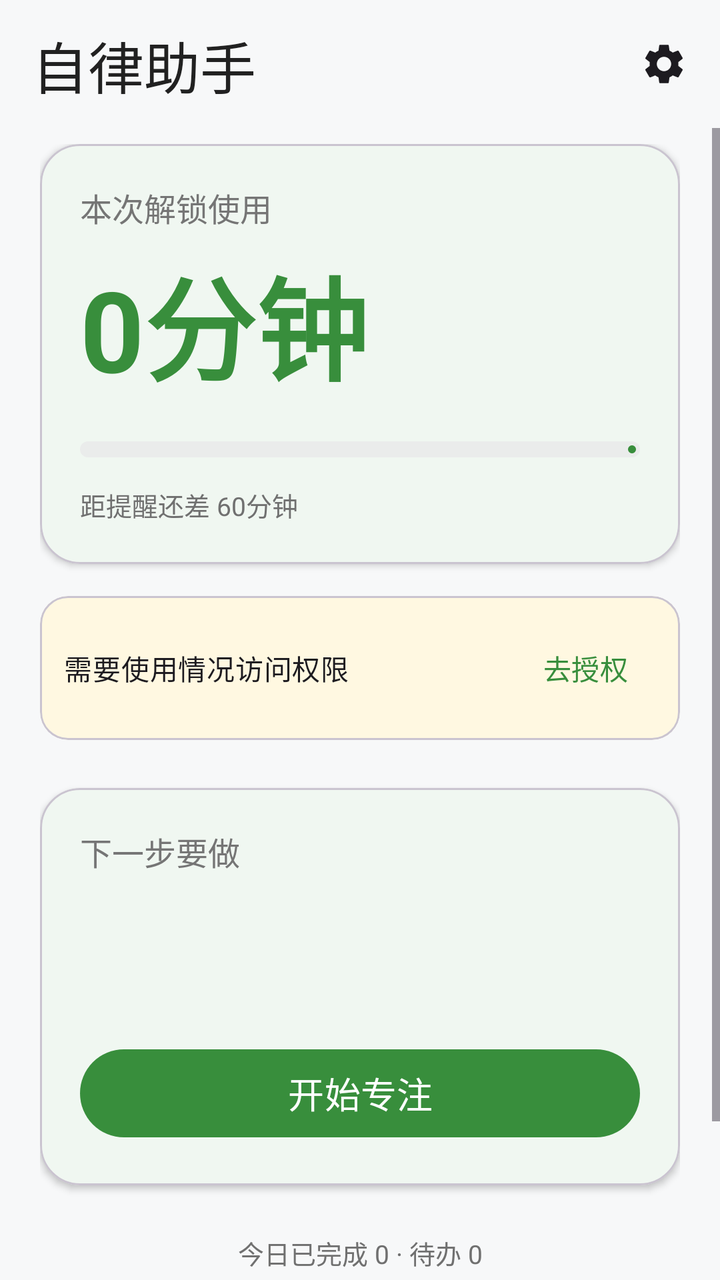
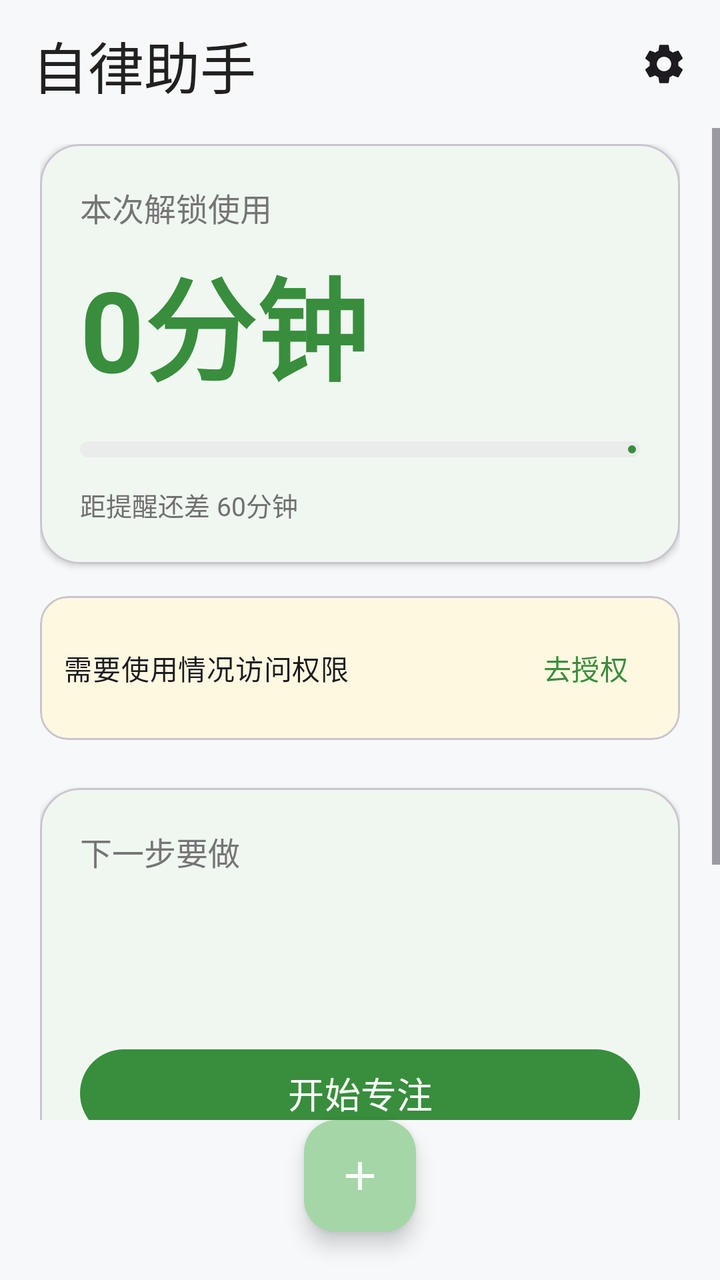

Screens rendered from an Android XML layout before and after an edit, with the pre-edit source and the edit as a unified diff.
<!-- AndroidManifest.xml: application theme Theme.SelfDiscipline -->
<!-- res/layout/activity_main.xml -->
<?xml version="1.0" encoding="utf-8"?>
<LinearLayout xmlns:android="http://schemas.android.com/apk/res/android"
    xmlns:app="http://schemas.android.com/apk/res-auto"
    android:layout_width="match_parent"
    android:layout_height="match_parent"
    android:background="@color/bg"
    android:orientation="vertical">

    <com.google.android.material.appbar.MaterialToolbar
        android:id="@+id/toolbar"
        android:layout_width="match_parent"
        android:layout_height="wrap_content"
        android:background="@color/bg"
        android:paddingTop="8dp"
        android:paddingBottom="8dp"
        app:title="自律助手"
        app:titleTextAppearance="@style/TextAppearance.App.Title">

        <ImageView
            android:id="@+id/btnSettings"
            android:layout_width="44dp"
            android:layout_height="44dp"
            android:layout_gravity="end"
            android:layout_marginEnd="6dp"
            android:background="?attr/selectableItemBackgroundBorderless"
            android:contentDescription="设置"
            android:padding="10dp"
            android:src="@drawable/ic_settings" />
    </com.google.android.material.appbar.MaterialToolbar>

    <ScrollView
        android:layout_width="match_parent"
        android:layout_height="match_parent"
        android:fillViewport="true">

        <LinearLayout
            android:layout_width="match_parent"
            android:layout_height="wrap_content"
            android:orientation="vertical"
            android:paddingStart="20dp"
            android:paddingEnd="20dp"
            android:paddingTop="8dp"
            android:paddingBottom="96dp">

            
            <com.google.android.material.card.MaterialCardView
                android:layout_width="match_parent"
                android:layout_height="wrap_content"
                app:cardBackgroundColor="@color/surface"
                app:cardCornerRadius="20dp"
                app:cardElevation="2dp">

                <LinearLayout
                    android:layout_width="match_parent"
                    android:layout_height="wrap_content"
                    android:orientation="vertical"
                    android:padding="20dp">

                    <TextView
                        android:layout_width="wrap_content"
                        android:layout_height="wrap_content"
                        android:text="本次解锁使用"
                        android:textColor="@color/text_label"
                        android:textSize="16sp" />

                    <TextView
                        android:id="@+id/tvUsage"
                        android:layout_width="wrap_content"
                        android:layout_height="wrap_content"
                        android:layout_marginTop="6dp"
                        android:text="0分钟"
                        android:textColor="@color/primary"
                        android:textSize="56sp"
                        android:textStyle="bold" />

                    <com.google.android.material.progressindicator.LinearProgressIndicator
                        android:id="@+id/progressUsage"
                        android:layout_width="match_parent"
                        android:layout_height="wrap_content"
                        android:layout_marginTop="18dp"
                        android:max="100"
                        app:indicatorColor="@color/primary"
                        app:trackColor="@color/surface_variant"
                        app:trackCornerRadius="4dp"
                        app:trackThickness="8dp" />

                    <TextView
                        android:id="@+id/tvUsageHint"
                        android:layout_width="wrap_content"
                        android:layout_height="wrap_content"
                        android:layout_marginTop="14dp"
                        android:text="距提醒还差 60分钟"
                        android:textColor="@color/text_secondary"
                        android:textSize="13sp" />
                </LinearLayout>
            </com.google.android.material.card.MaterialCardView>

            
            <com.google.android.material.card.MaterialCardView
                android:id="@+id/cardPermission"
                android:layout_width="match_parent"
                android:layout_height="wrap_content"
                android:layout_marginTop="16dp"
                app:cardBackgroundColor="#FFF8E1"
                app:cardCornerRadius="14dp"
                app:cardElevation="0dp">

                <LinearLayout
                    android:layout_width="match_parent"
                    android:layout_height="wrap_content"
                    android:gravity="center_vertical"
                    android:orientation="horizontal"
                    android:padding="12dp">

                    <TextView
                        android:layout_width="0dp"
                        android:layout_height="wrap_content"
                        android:layout_weight="1"
                        android:text="需要使用情况访问权限"
                        android:textAppearance="?attr/textAppearanceBodyMedium" />

                    <com.google.android.material.button.MaterialButton
                        android:id="@+id/btnGrantPermission"
                        android:layout_width="wrap_content"
                        android:layout_height="wrap_content"
                        android:minWidth="0dp"
                        android:paddingStart="14dp"
                        android:paddingEnd="14dp"
                        android:text="去授权"
                        style="@style/Widget.Material3.Button.TextButton" />
                </LinearLayout>
            </com.google.android.material.card.MaterialCardView>

            
            <com.google.android.material.card.MaterialCardView
                android:id="@+id/cardNextTask"
                android:layout_width="match_parent"
                android:layout_height="wrap_content"
                android:layout_marginTop="24dp"
                android:clickable="true"
                android:focusable="true"
                android:foreground="?attr/selectableItemBackground"
                app:cardBackgroundColor="@color/surface"
                app:cardCornerRadius="20dp"
                app:cardElevation="2dp">

                <LinearLayout
                    android:layout_width="match_parent"
                    android:layout_height="wrap_content"
                    android:orientation="vertical"
                    android:padding="20dp">

                    <TextView
                        android:layout_width="wrap_content"
                        android:layout_height="wrap_content"
                        android:text="下一步要做"
                        android:textColor="@color/text_label"
                        android:textSize="16sp" />

                    <TextView
                        android:id="@+id/tvNextTitle"
                        android:layout_width="wrap_content"
                        android:layout_height="wrap_content"
                        android:layout_marginTop="6dp"
                        android:textColor="@color/text_primary"
                        android:textSize="24sp"
                        android:textStyle="bold" />

                    <TextView
                        android:id="@+id/tvNextMeta"
                        android:layout_width="wrap_content"
                        android:layout_height="wrap_content"
                        android:layout_marginTop="6dp"
                        android:textColor="@color/text_secondary"
                        android:textSize="14sp" />

                    <com.google.android.material.button.MaterialButton
                        android:id="@+id/btnStartFocus"
                        android:layout_width="match_parent"
                        android:layout_height="52dp"
                        android:layout_marginTop="20dp"
                        android:text="开始专注"
                        android:textSize="18sp" />
                </LinearLayout>
            </com.google.android.material.card.MaterialCardView>

            
            <TextView
                android:id="@+id/tvTodayStats"
                android:layout_width="match_parent"
                android:layout_height="wrap_content"
                android:layout_marginTop="24dp"
                android:gravity="center"
                android:text="今日已完成 0 · 待办 0"
                android:textColor="@color/text_secondary"
                android:textSize="13sp" />

            
            <com.google.android.material.card.MaterialCardView
                android:id="@+id/cardNoTask"
                android:layout_width="match_parent"
                android:layout_height="wrap_content"
                android:layout_marginTop="24dp"
                android:visibility="gone"
                app:cardBackgroundColor="@color/surface"
                app:cardCornerRadius="20dp"
                app:cardElevation="2dp">

                <LinearLayout
                    android:layout_width="match_parent"
                    android:layout_height="wrap_content"
                    android:gravity="center"
                    android:orientation="vertical"
                    android:padding="24dp">

                    <TextView
                        android:layout_width="wrap_content"
                        android:layout_height="wrap_content"
                        android:text="暂无待办任务"
                        android:textAppearance="?attr/textAppearanceTitleMedium"
                        android:textColor="@color/text_secondary" />

                    <com.google.android.material.button.MaterialButton
                        android:id="@+id/btnGoAddTask"
                        android:layout_width="wrap_content"
                        android:layout_height="wrap_content"
                        android:layout_marginTop="8dp"
                        android:text="去添加任务"
                        style="@style/Widget.Material3.Button.TonalButton" />
                </LinearLayout>
            </com.google.android.material.card.MaterialCardView>
        </LinearLayout>
    </ScrollView>

    
    <com.google.android.material.floatingactionbutton.FloatingActionButton
        android:id="@+id/fabAddTodo"
        android:layout_width="wrap_content"
        android:layout_height="wrap_content"
        android:layout_gravity="bottom|center_horizontal"
        android:layout_marginBottom="24dp"
        android:contentDescription="快速添加待办"
        android:src="@drawable/ic_add"
        app:tint="@android:color/white" />
</LinearLayout>
<!-- resources referenced by this layout -->
<resources>
  <color name="bg">#F7F8F9</color>
  <color name="primary">#388E3C</color>
  <color name="surface">#FFFFFF</color>
  <color name="surface_variant">#EAECEB</color>
  <color name="text_label">#757575</color>
  <color name="text_primary">#212121</color>
  <color name="text_secondary">#707070</color>
  <!-- drawable ic_add (drawable) -->
  <?xml version="1.0" encoding="utf-8"?>
  <vector xmlns:android="http://schemas.android.com/apk/res/android"
      android:width="24dp"
      android:height="24dp"
      android:viewportWidth="24"
      android:viewportHeight="24">
      <path
          android:fillColor="#FFFFFFFF"
          android:pathData="M19,13H13V19H11V13H5V11H11V5H13V11H19V13Z" />
  </vector>
  <!-- drawable ic_settings (drawable) -->
  <?xml version="1.0" encoding="utf-8"?>
  <vector xmlns:android="http://schemas.android.com/apk/res/android"
      android:width="24dp"
      android:height="24dp"
      android:viewportWidth="24"
      android:viewportHeight="24"
      android:tint="?attr/colorOnSurface">
      <path
          android:fillColor="#FF000000"
          android:pathData="M19.14,12.94c0.04,-0.3 0.06,-0.61 0.06,-0.94c0,-0.32 -0.02,-0.64 -0.07,-0.94l2.03,-1.58c0.18,-0.14 0.23,-0.41 0.12,-0.61l-1.92,-3.32c-0.12,-0.22 -0.37,-0.29 -0.59,-0.22l-2.39,0.96c-0.5,-0.38 -1.03,-0.7 -1.62,-0.94L14.4,2.81c-0.04,-0.24 -0.24,-0.41 -0.48,-0.41h-3.84c-0.24,0 -0.43,0.17 -0.47,0.41L9.25,5.35C8.66,5.59 8.12,5.92 7.63,6.29L5.24,5.33c-0.22,-0.08 -0.47,0 -0.59,0.22L2.74,8.87C2.62,9.08 2.66,9.34 2.86,9.48l2.03,1.58C4.84,11.36 4.8,11.69 4.8,12s0.02,0.64 0.07,0.94l-2.03,1.58c-0.18,0.14 -0.23,0.41 -0.12,0.61l1.92,3.32c0.12,0.22 0.37,0.29 0.59,0.22l2.39,-0.96c0.5,0.38 1.03,0.7 1.62,0.94l0.36,2.54c0.05,0.24 0.24,0.41 0.48,0.41h3.84c0.24,0 0.44,-0.17 0.47,-0.41l0.36,-2.54c0.59,-0.24 1.13,-0.56 1.62,-0.94l2.39,0.96c0.22,0.08 0.47,0 0.59,-0.22l1.92,-3.32c0.12,-0.22 0.07,-0.47 -0.12,-0.61L19.14,12.94zM12,15.6c-1.98,0 -3.6,-1.62 -3.6,-3.6s1.62,-3.6 3.6,-3.6s3.6,1.62 3.6,3.6S13.98,15.6 12,15.6z" />
  </vector>
  <style name="TextAppearance.App.Title" parent="TextAppearance.Material3.TitleLarge">
          <item name="android:textSize">28sp</item>
          <item name="android:fontFamily">sans-serif-medium</item>
          <item name="android:textColor">@color/text_primary</item>
      </style>
  <style name="Theme.SelfDiscipline" parent="Theme.Material3.Light.NoActionBar">
          <item name="colorPrimary">@color/primary</item>
          <item name="colorOnPrimary">@color/white</item>
          <item name="colorPrimaryContainer">@color/primary_container</item>
          <item name="colorOnPrimaryContainer">@color/on_primary_container</item>
          <item name="colorSurface">@color/surface</item>
          <item name="colorSurfaceVariant">@color/surface_variant</item>
          <item name="android:windowBackground">@color/bg</item>
          <item name="android:statusBarColor">@color/bg</item>
          <item name="android:windowLightStatusBar">true</item>
      </style>
  <color name="white">#FFFFFF</color>
  <color name="primary_container">#A5D6A7</color>
  <color name="on_primary_container">#1B5E20</color>
</resources>

<!-- the commit's change to res/layout/activity_main.xml (unified diff, before → after) -->
@@ -30,7 +30,8 @@
 
     <ScrollView
         android:layout_width="match_parent"
-        android:layout_height="match_parent"
+        android:layout_height="0dp"
+        android:layout_weight="1"
         android:fillViewport="true">
 
         <LinearLayout
